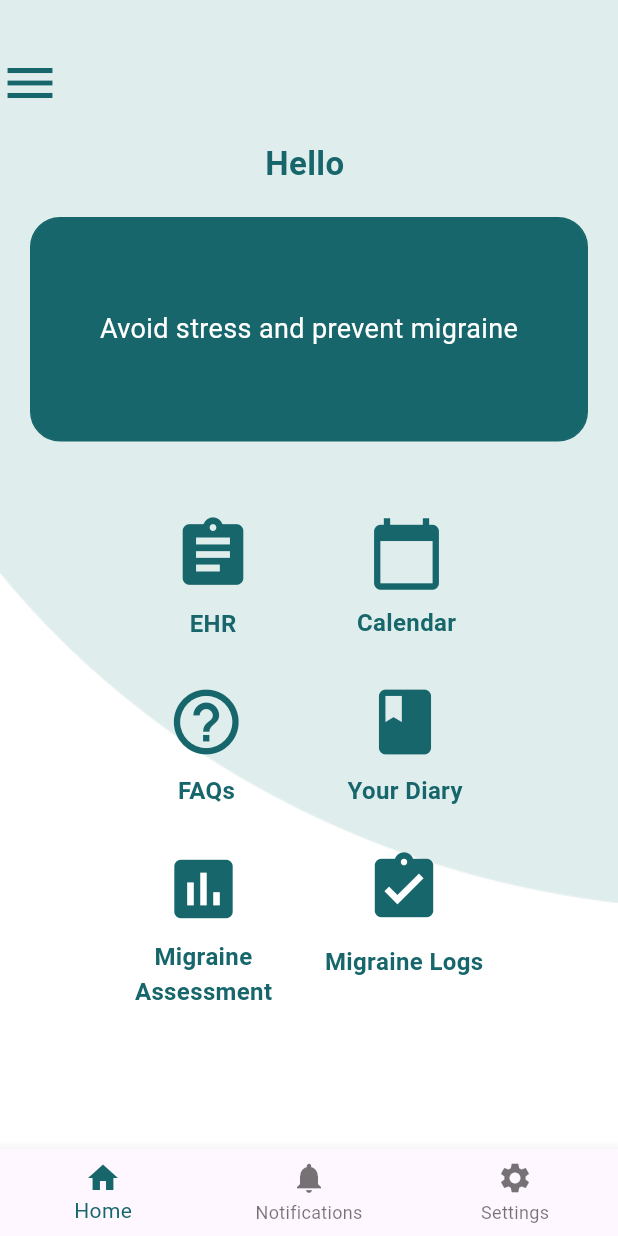
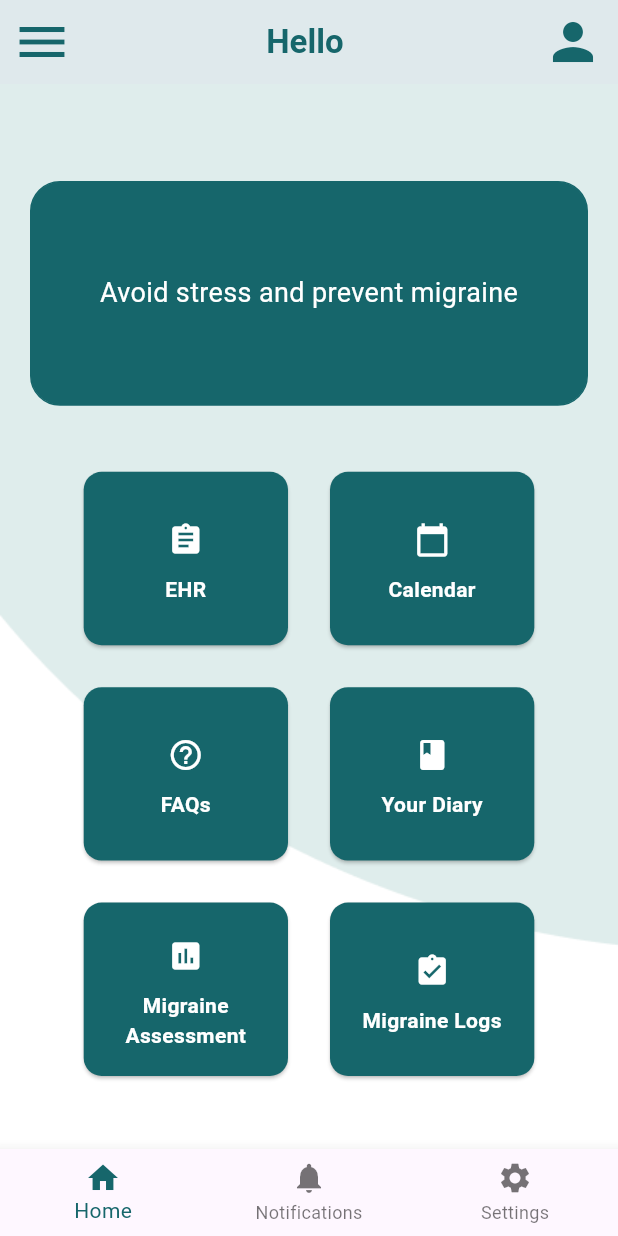
Before and after one commit to sanikaahadap/migraine_review, a Flutter app: the screen it shows once a user with an empty profile is signed in, on a phone screen of 412 x 824 dp. Run offline on Flutter 3.47's test engine with Material 3 defaults, Android fonts, the light colour scheme and no system bars; our stand-ins replace cloud_firestore, file_picker, firebase_auth, firebase_core, firebase_storage, fl_chart and 3 more; missing offline and left inert: easy_pdf_viewer; accounts and stored records are empty.

Commit message:
UI thodasa fixed

```diff
--- a/lib/user_home/home.dart
+++ b/lib/user_home/home.dart
@@ -76,10 +76,96 @@ class HomePageState extends State<HomePage> {
     log('sssssssss ${snap["email"]}');
     return ModelUser.fromSnap(snap);
   }
+  Widget _buildCard({
+    required BuildContext context,
+    required VoidCallback onPressed,
+    required Icon icon,
+    required String label,
+  }) {
+    return SizedBox(
+      width: MediaQuery.of(context).size.width * 0.35, // Adjust the width as needed
+      height: MediaQuery.of(context).size.height * 0.15, // Adjust the height as needed
+      child: Card(
+        color: Color(0xFF16666B),
+        child: InkWell(
+          onTap: onPressed,
+          child: Padding(
+            padding: EdgeInsets.all(10),
+            child: Column(
+              mainAxisSize: MainAxisSize.min,
+              mainAxisAlignment: MainAxisAlignment.center,
+              children: [
+                SizedBox(
+                  width: 36, // Adjust the icon size as needed
+                  height: 36, // Adjust the icon size as needed
+                  child: icon,
+                ),
+                SizedBox(height: 5),
+                Flexible(
+                  child: Text(
+                    label,
+                    style: TextStyle(
+                      color: Colors.white,
+                      fontSize: 14, // Adjust the font size as needed
+                      fontWeight: FontWeight.bold,
+                    ),
+                    textAlign: TextAlign.center,
+                    overflow: TextOverflow.ellipsis,
+                    maxLines: 2,
+                  ),
+                ),
+              ],
+            ),
+          ),
+        ),
+      ),
+    );
+  }
+
+
+
 
   @override
   Widget build(BuildContext context) {
     return Scaffold(
+      appBar: AppBar(
+        backgroundColor: Color(0xBFDAD8).withOpacity(0.49), // Set the background color with opacity
+        title: Text(
+          'Hello ${user.name}',
+          style: const TextStyle(
+            fontSize: 22.0,
+            fontWeight: FontWeight.bold,
+            color: Color(0xFF16666B),
+          ),
+        ),
+        centerTitle: true, // Center the title
+        leading: GestureDetector(
+          onTap: () {
+            _scaffoldKey.currentState!.openDrawer();
+          },
+          child: Icon(
+            Icons.menu,
+            size: 40,
+            color: Color(0xFF16666B),
+          ),
+        ),
+        actions: [
+          GestureDetector(
+            onTap: () {
+              // Handle profile icon tap
+            },
+            child: Padding(
+              padding: const EdgeInsets.symmetric(horizontal: 10),
+              child: Icon(
+                Icons.person,
+                size: 40,
+                color: Color(0xFF16666B),
+              ),
+            ),
+          ),
+        ],
+      ),
+
       key: _scaffoldKey,
       body: Stack(
         children: [
@@ -91,35 +177,15 @@ class HomePageState extends State<HomePage> {
               ),
             ),
           ),
-          Padding(
-            padding: const EdgeInsets.only(
-                left: 0, top: 35), // Adjust left padding as needed
-            child: Align(
-              alignment: Alignment.topLeft,
-              child: GestureDetector(
-                onTap: () {
-                  _scaffoldKey.currentState!.openDrawer();
-                },
-                child: const Icon(
-                  Icons.menu,
-                  size: 40,
-                  color: Color(0xFF16666B),
-                ),
-              ),
-            ),
-          ),
+
+
+
+
           Center(
+
             child: Column(
               mainAxisAlignment: MainAxisAlignment.center,
               children: <Widget>[
-                Text(
-                  'Hello ${user.name}',
-                  style: const TextStyle(
-                    fontSize: 22.0,
-                    fontWeight: FontWeight.bold,
-                    color: Color(0xFF16666B),
-                  ),
-                ),
                 const SizedBox(height: 20),
                 Container(
                   width: double.infinity,
@@ -133,15 +199,15 @@ class HomePageState extends State<HomePage> {
                   ),
                   child: Center(
                     child: AnimatedSwitcher(
-                      duration: Duration(milliseconds: 1500),
+                      duration: const Duration(milliseconds: 1500),
                       child: FutureBuilder<void>(
-                        future: Future.delayed(Duration(seconds: 3), () {}),
+                        future: Future.delayed(const Duration(seconds: 3), () {}),
                         builder: (context, snapshot) {
                           if (snapshot.connectionState == ConnectionState.waiting) {
                             return Text(
                               _texts[_currentIndex],
                               key: ValueKey<int>(_currentIndex),
-                              style: TextStyle(
+                              style: const TextStyle(
                                 fontSize: 18.0,
                                 color: Color(0xFFFFFFFF),
                               ),
@@ -152,7 +218,7 @@ class HomePageState extends State<HomePage> {
                             return Text(
                               _texts[_currentIndex],
                               key: ValueKey<int>(_currentIndex),
-                              style: TextStyle(
+                              style: const TextStyle(
                                 fontSize: 18.0,
                                 color: Color(0xFFFFFFFF),
                               ),
@@ -167,174 +233,93 @@ class HomePageState extends State<HomePage> {
 
                 const SizedBox(height: 40),
 
-                Column(
-                  mainAxisAlignment: MainAxisAlignment.center,
-                  children: [
                 Row(
                   mainAxisAlignment: MainAxisAlignment.center,
                   children: [
-                        Column(
-                          children: [
-                            IconButton(
+                    _buildCard(
+                      context: context,
                       onPressed: () {
                         Navigator.push(
                           context,
-                                  MaterialPageRoute(builder: (context) => const Ehrmainpg()),
+                          MaterialPageRoute(builder: (context) => Ehrmainpg()),
                         );
                       },
-                              icon: const Icon(Icons.assignment), // Icon for EHR
-                              color: const Color(0xFF16666B),
-                              iconSize: 54,
+                      icon: Icon(Icons.assignment, color: Colors.white),
+                      label: 'EHR',
                     ),
-
-                            const Text(
-                              'EHR',
-                              style: TextStyle(
-                                fontSize: 16,
-                                fontWeight: FontWeight.bold, // Bold text
-                                color: Color(0xFF16666B),
-                              ),
+                    SizedBox(width: 20),
+                    _buildCard(
+                      context: context,
+                      onPressed: () {
+                        Navigator.push(
+                          context,
+                          MaterialPageRoute(builder: (context) => CalendarPage()),
+                        );
+                      },
+                      icon: Icon(Icons.calendar_today, color: Colors.white),
+                      label: 'Calendar',
                     ),
                   ],
                 ),
-                        const SizedBox(width: 60),
-                        Column(
+                SizedBox(height: 20),
+
+                // Row 2
+                Row(
+                  mainAxisAlignment: MainAxisAlignment.center,
                   children: [
-                            IconButton(
+                    _buildCard(
+                      context: context,
                       onPressed: () {
                         Navigator.push(
                           context,
-                                  MaterialPageRoute(builder: (context) => const CalendarPage()),
+                          MaterialPageRoute(builder: (context) => FAQsPage()),
                         );
                       },
-                              icon: const Icon(Icons.calendar_today), // Icon for Calendar
-                              color: const Color(0xFF16666B),
-                              iconSize: 52,
+                      icon: Icon(Icons.help_outline, color: Colors.white),
+                      label: 'FAQs',
                     ),
-
-                            const Text(
-                              'Calendar',
-                              style: TextStyle(
-                                fontSize: 16,
-                                fontWeight: FontWeight.bold, // Bold text
-                                color: Color(0xFF16666B),
-                              ),
+                    SizedBox(width: 20),
+                    _buildCard(
+                      context: context,
+                      onPressed: () {
+                        Navigator.push(
+                          context,
+                          MaterialPageRoute(builder: (context) => DiaryPage()),
+                        );
+                      },
+                      icon: Icon(Icons.book, color: Colors.white),
+                      label: 'Your Diary',
                     ),
                   ],
                 ),
-                      ],
-                    ),
-                    const SizedBox(height: 20), // Vertical spacing
+                SizedBox(height: 20),
+
+                // Row 3
                 Row(
                   mainAxisAlignment: MainAxisAlignment.center,
                   children: [
-                        Column(
-                          children: [
-                            IconButton(
+                    _buildCard(
+                      context: context,
                       onPressed: () {
                         Navigator.push(
                           context,
-                                  MaterialPageRoute(builder: (context) => const FAQsPage()),
+                          MaterialPageRoute(builder: (context) => MIDASAssessmentPage()),
                         );
                       },
-                              icon: const Icon(Icons.help_outline), // Icon for FAQs
-                              color: const Color(0xFF16666B),
-                              iconSize: 52,
+                      icon: Icon(Icons.assessment, color: Colors.white),
+                      label: 'Migraine Assessment',
                     ),
-
-                            const Text(
-                              'FAQs',
-                              style: TextStyle(
-                                fontSize: 16,
-                                fontWeight: FontWeight.bold, // Bold text
-                                color: Color(0xFF16666B),
-                              ),
-                            ),
-                          ],
-                        ),
-                        const SizedBox(width: 60),
-                        Column(
-                          children: [
-                            IconButton(
+                    SizedBox(width: 20),
+                    _buildCard(
+                      context: context,
                       onPressed: () {
                         Navigator.push(
                           context,
-                                  MaterialPageRoute(builder: (context) => const DiaryPage()),
+                          MaterialPageRoute(builder: (context) => MigraineLogsPage()),
                         );
                       },
-                              icon: const Icon(Icons.book), // Icon for Your Diary
-                              color: const Color(0xFF16666B),
-                              iconSize: 52,
-                            ),
-
-                            const Text(
-                              'Your Diary',
-                              style: TextStyle(
-                                fontSize: 16,
-                                fontWeight: FontWeight.bold, // Bold text
-                                color: Color(0xFF16666B),
-                              ),
-                            ),
-                          ],
-                        ),
-                      ],
-                    ),
-                     // Vertical spacing
-                    Row(
-                      mainAxisAlignment: MainAxisAlignment.center,
-                      children: [
-                        Column(
-                          children: [
-                            const SizedBox(height: 20),
-                            IconButton(
-                              onPressed: () {
-                                Navigator.push(
-                                  context,
-                                  MaterialPageRoute(builder: (context) => const MIDASAssessmentPage()),
-                                );
-                              },
-                              icon: const Icon(Icons.assessment), // Icon for Migraine Assessment
-                              color: const Color(0xFF16666B),
-                              iconSize: 52,
-                            ),
-                            const SizedBox(height: 0),
-                            const Text(
-                              'Migraine\nAssessment',
-                              style: TextStyle(
-                                fontSize: 16,
-                                fontWeight: FontWeight.bold, // Bold text
-                                color: Color(0xFF16666B),
-                              ),
-                              textAlign: TextAlign.center,
-                            ),
-                          ],
-                        ),
-                        const SizedBox(width: 35),
-                        Column(
-                          children: [
-                            IconButton(
-                              onPressed: () {
-                                Navigator.push(
-                                  context,
-                                  MaterialPageRoute(builder: (context) => const MigraineLogsPage()),
-                                );
-                              },
-                              icon: const Icon(Icons.assignment_turned_in), // Icon for Migraine Logs
-                              color: const Color(0xFF16666B),
-                              iconSize: 52,
-                            ),
-                            const SizedBox(height: 4),
-                            const Text(
-                              'Migraine Logs',
-                              style: TextStyle(
-                                fontSize: 16,
-                                fontWeight: FontWeight.bold, // Bold text
-                                color: Color(0xFF16666B),
-                              ),
-                            ),
-                          ],
-                        ),
-                      ],
+                      icon: Icon(Icons.assignment_turned_in, color: Colors.white),
+                      label: 'Migraine Logs',
                     ),
                   ],
                 ),
@@ -347,7 +332,9 @@ class HomePageState extends State<HomePage> {
         child: ListView(
           padding: EdgeInsets.zero,
           children: [
-            DrawerHeader(
+            SizedBox(
+              height: 130, // Adjust the height as needed
+              child: DrawerHeader(
                 decoration: const BoxDecoration(
                   color: Color(0xFF16666B),
                 ),
@@ -358,6 +345,7 @@ class HomePageState extends State<HomePage> {
                   style: const TextStyle(
                     color: Colors.white,
                     fontSize: 24,
+                  ),
                 ),
               ),
             ),
```
Lines whose indentation alone changed are shown as unchanged.
